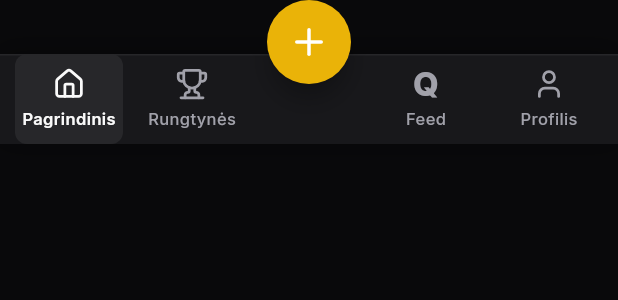
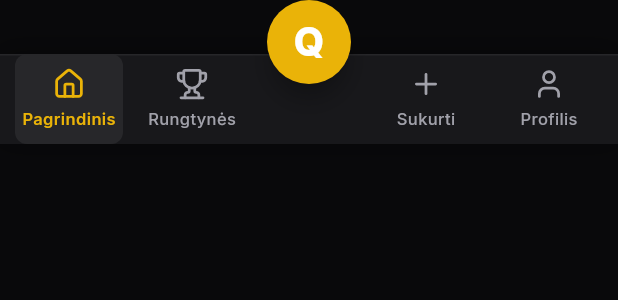
Before and after one commit to simonozaN8/qort, a Flutter app: the QortBottomNav widget shown alone on an empty page, opened directly with empty values, on a phone screen of 412 x 824 dp. Shown: the top 300 px of the screen. Run offline on Flutter 3.47's test engine with Material 3 defaults, Android fonts, the phone set to English and light mode, and no system bars; our stand-ins replace cached_network_image, flutter_dotenv, google_fonts, google_generative_ai, image_picker, lucide_icons and 3 more; accounts and stored records are empty.

Commit message:
Navigacija - Q centre, aktyvus tab keicia spalva pagal rezima

```diff
--- a/lib/features/home/qort_bottom_nav.dart
+++ b/lib/features/home/qort_bottom_nav.dart
@@ -5,36 +5,43 @@ import '../../core/constants/app_shell_layout.dart';
 import '../../core/theme/qort_design_system.dart';
 import '../../features/profile/user_model.dart';
 
-/// Apatinė navigacija: Pagrindinis · Rungtynės · [+] · Q (Feed) · Profilis.
+/// Apatinė navigacija: Pagrindinis · Rungtynės · [Q] · Sukurti · Profilis.
 class QortBottomNav extends StatelessWidget {
   final int currentIndex;
   final AppMode currentMode;
   final ValueChanged<int> onTabSelected;
-  final VoidCallback onFabPressed;
+  final VoidCallback onCreatePressed;
 
   const QortBottomNav({
     super.key,
     required this.currentIndex,
     required this.currentMode,
     required this.onTabSelected,
-    required this.onFabPressed,
+    required this.onCreatePressed,
   });
 
-  static const _items = [
+  static const _feedIndex = 2;
+  static const _createIndex = 3;
+
+  static const _leftItems = [
     _NavItem(index: 0, icon: LucideIcons.home, label: 'Pagrindinis'),
     _NavItem(index: 1, icon: LucideIcons.trophy, label: 'Rungtynės'),
-    _NavItem(index: 2, icon: LucideIcons.rss, label: 'Feed', useQIcon: true),
-    _NavItem(index: 3, icon: LucideIcons.user, label: 'Profilis'),
+  ];
+
+  static const _rightItems = [
+    _NavItem(index: _createIndex, icon: LucideIcons.plus, label: 'Sukurti'),
+    _NavItem(index: 4, icon: LucideIcons.user, label: 'Profilis'),
   ];
 
   @override
   Widget build(BuildContext context) {
-    final fabAccent = QortDesignSystem.modeAccent(currentMode);
+    final accent = QortDesignSystem.modeAccent(currentMode);
     const fabSize = 56.0;
     final bottomPad = MediaQuery.paddingOf(context).bottom;
     final height = AppShellLayout.bottomNavBarHeight +
         AppShellLayout.fabOverlap +
         bottomPad;
+    final feedSelected = currentIndex == _feedIndex;
 
     return SizedBox(
       height: height,
@@ -68,8 +75,8 @@ class QortBottomNav extends StatelessWidget {
                         child: Row(
                           mainAxisAlignment: MainAxisAlignment.spaceEvenly,
                           children: [
-                            _tab(context, _items[0]),
-                            _tab(context, _items[1]),
+                            _tab(context, _leftItems[0], accent),
+                            _tab(context, _leftItems[1], accent),
                           ],
                         ),
                       ),
@@ -78,8 +85,8 @@ class QortBottomNav extends StatelessWidget {
                         child: Row(
                           mainAxisAlignment: MainAxisAlignment.spaceEvenly,
                           children: [
-                            _tab(context, _items[2]),
-                            _tab(context, _items[3]),
+                            _tab(context, _rightItems[0], accent, onTap: onCreatePressed),
+                            _tab(context, _rightItems[1], accent),
                           ],
                         ),
                       ),
@@ -92,12 +99,24 @@ class QortBottomNav extends StatelessWidget {
           Positioned(
             top: 0,
             child: FloatingActionButton(
-              onPressed: onFabPressed,
-              backgroundColor: fabAccent,
-              elevation: 6,
-              highlightElevation: 8,
-              shape: const CircleBorder(),
-              child: const Icon(LucideIcons.plus, color: Colors.white, size: 28),
+              onPressed: () => onTabSelected(_feedIndex),
+              backgroundColor: accent,
+              elevation: feedSelected ? 10 : 6,
+              highlightElevation: feedSelected ? 12 : 8,
+              shape: CircleBorder(
+                side: feedSelected
+                    ? BorderSide(color: Colors.white.withValues(alpha: 0.35), width: 2)
+                    : BorderSide.none,
+              ),
+              child: const Text(
+                'Q',
+                style: TextStyle(
+                  color: Colors.white,
+                  fontSize: 26,
+                  fontWeight: FontWeight.w800,
+                  height: 1,
+                ),
+              ),
             ),
           ),
         ],
@@ -105,16 +124,17 @@ class QortBottomNav extends StatelessWidget {
     );
   }
 
-  Widget _tab(BuildContext context, _NavItem item) {
+  Widget _tab(
+    BuildContext context,
+    _NavItem item,
+    Color accent, {
+    VoidCallback? onTap,
+  }) {
     final selected = currentIndex == item.index;
-    final iconColor =
-        selected ? QortDesignSystem.textPrimary : QortDesignSystem.textSecondary;
-    final labelColor =
-        selected ? QortDesignSystem.textPrimary : QortDesignSystem.textSecondary;
-    final accent = QortDesignSystem.modeAccent(currentMode);
+    final activeColor = selected ? accent : QortDesignSystem.textSecondary;
 
     return InkWell(
-      onTap: () => onTabSelected(item.index),
+      onTap: onTap ?? () => onTabSelected(item.index),
       borderRadius: BorderRadius.circular(QortDesignSystem.radiusSm),
       child: AnimatedContainer(
         duration: const Duration(milliseconds: 180),
@@ -127,25 +147,14 @@ class QortBottomNav extends StatelessWidget {
         child: Column(
           mainAxisAlignment: MainAxisAlignment.center,
           children: [
-            if (item.useQIcon)
-              Text(
-                'Q',
-                style: TextStyle(
-                  color: selected ? accent : iconColor,
-                  fontSize: 22,
-                  fontWeight: FontWeight.w800,
-                  height: 1,
-                ),
-              )
-            else
-              Icon(item.icon, color: iconColor, size: 22),
+            Icon(item.icon, color: activeColor, size: 22),
             const SizedBox(height: 4),
             Text(
               item.label,
               maxLines: 1,
               overflow: TextOverflow.ellipsis,
               style: TextStyle(
-                color: labelColor,
+                color: activeColor,
                 fontSize: 11,
                 fontWeight: selected ? FontWeight.w600 : FontWeight.w500,
               ),
@@ -161,12 +170,10 @@ class _NavItem {
   final int index;
   final IconData icon;
   final String label;
-  final bool useQIcon;
 
   const _NavItem({
     required this.index,
     required this.icon,
     required this.label,
-    this.useQIcon = false,
   });
 }
```
Also changed, not shown: lib/main_wrapper.dart (+41 -9 lines).
